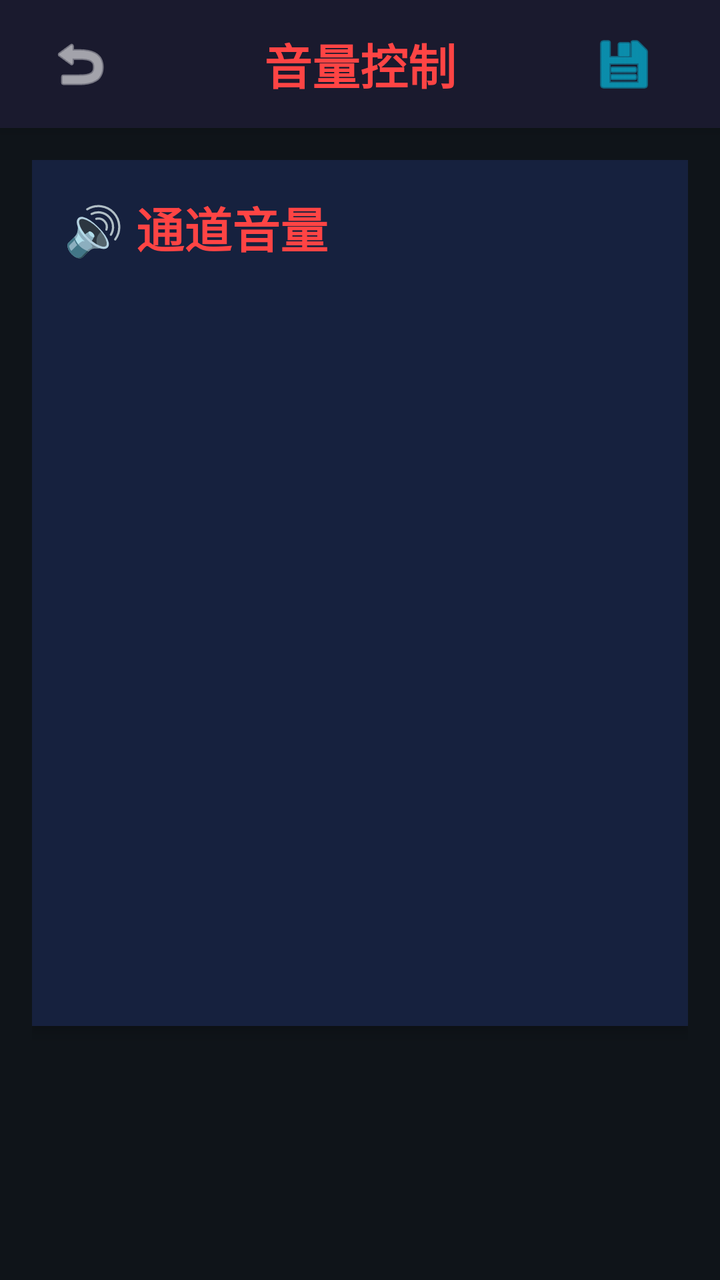
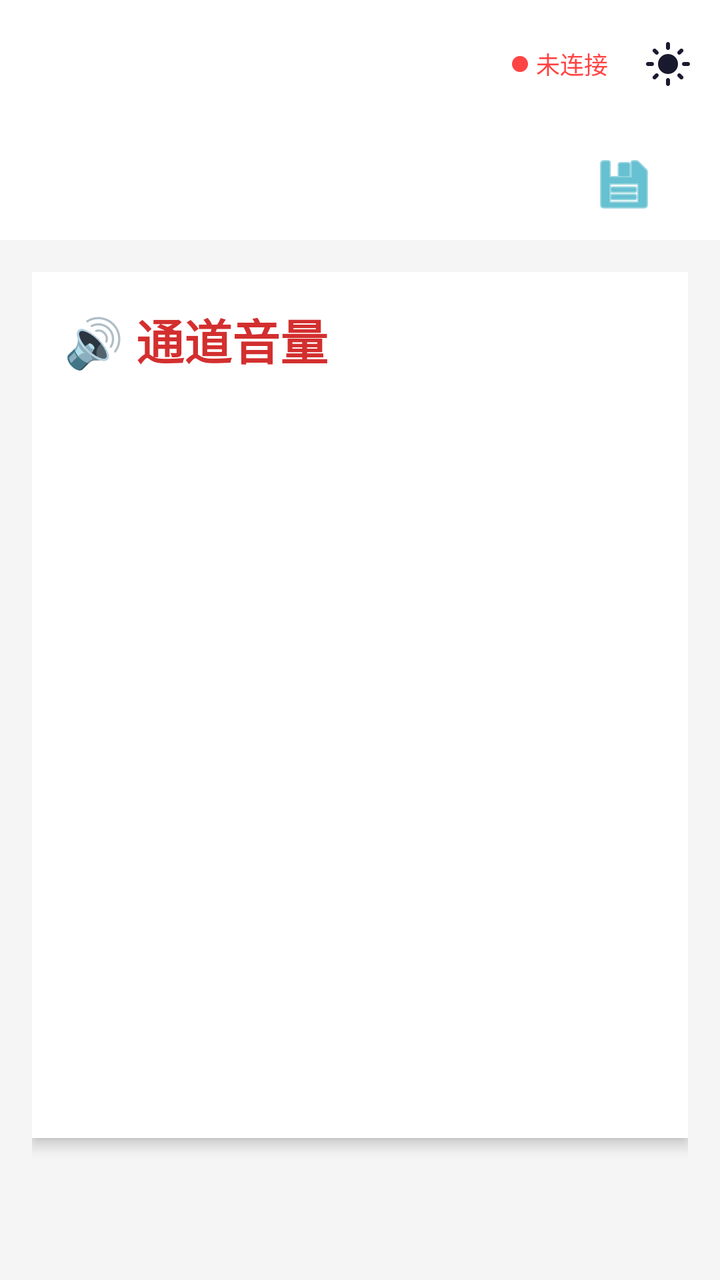

Compare the two renders of this Android layout. The source of the first and the diff that turns it into the second are given below.
<!-- AndroidManifest.xml: application theme Theme.MyApplication -->
<!-- res/layout/activity_hardware_volume.xml -->
<?xml version="1.0" encoding="utf-8"?>
<LinearLayout xmlns:android="http://schemas.android.com/apk/res/android"
    android:layout_width="match_parent"
    android:layout_height="match_parent"
    android:orientation="vertical"
    android:background="@color/bg_dark"
    android:fitsSystemWindows="true">

    
    <RelativeLayout
        android:layout_width="match_parent"
        android:layout_height="@dimen/toolbar_height"
        android:background="@color/primary_darker"
        android:elevation="@dimen/card_elevation"
        android:paddingStart="@dimen/toolbar_padding"
        android:paddingEnd="@dimen/toolbar_padding">

        <ImageButton
            android:id="@+id/btn_back_volume"
            android:layout_width="@dimen/icon_size_large"
            android:layout_height="@dimen/icon_size_large"
            android:layout_centerVertical="true"
            android:background="?attr/selectableItemBackgroundBorderless"
            android:src="@android:drawable/ic_menu_revert"
            android:tint="@color/text_primary"
            android:contentDescription="返回" />

        <TextView
            android:layout_width="wrap_content"
            android:layout_height="wrap_content"
            android:layout_centerInParent="true"
            android:text="音量控制"
            android:textSize="@dimen/text_size_xlarge"
            android:textColor="@color/text_error"
            android:textStyle="bold" />

        <ImageButton
            android:id="@+id/btn_save_volume"
            android:layout_width="@dimen/icon_size_large"
            android:layout_height="@dimen/icon_size_large"
            android:layout_alignParentEnd="true"
            android:layout_centerVertical="true"
            android:layout_marginEnd="8dp"
            android:background="?attr/selectableItemBackgroundBorderless"
            android:src="@android:drawable/ic_menu_save"
            android:tint="@color/text_accent"
            android:contentDescription="保存音量设置"
            android:scaleType="centerInside"
            android:padding="8dp" />
    </RelativeLayout>

    <ScrollView
        android:layout_width="match_parent"
        android:layout_height="match_parent"
        android:fillViewport="true">

        <LinearLayout
            android:layout_width="match_parent"
            android:layout_height="wrap_content"
            android:orientation="vertical"
            android:padding="@dimen/toolbar_padding">

            
            <LinearLayout
                android:layout_width="match_parent"
                android:layout_height="wrap_content"
                android:orientation="vertical"
                android:background="@color/bg_card"
                android:padding="@dimen/toolbar_padding"
                android:elevation="@dimen/card_elevation">

                <TextView
                    android:layout_width="wrap_content"
                    android:layout_height="wrap_content"
                    android:text="🔊 通道音量"
                    android:textSize="@dimen/text_size_xlarge"
                    android:textColor="@color/text_error"
                    android:textStyle="bold"
                    android:layout_marginBottom="@dimen/toolbar_padding" />

                <LinearLayout
                    android:id="@+id/volume_sliders_container"
                    android:layout_width="match_parent"
                    android:layout_height="350dp"
                    android:orientation="horizontal"
                    android:gravity="center"
                    android:weightSum="5">
                </LinearLayout>
            </LinearLayout>

        </LinearLayout>
    </ScrollView>

</LinearLayout>
<!-- resources referenced by this layout -->
<resources>
  <color name="bg_card">#16213E</color>
  <color name="bg_dark">#0F1419</color>
  <color name="primary_darker">#1A1A2E</color>
  <color name="text_accent">#00D9FF</color>
  <color name="text_error">#FF4444</color>
  <color name="text_primary">#FFFFFF</color>
  <dimen name="card_elevation">4dp</dimen>
  <dimen name="icon_size_large">48dp</dimen>
  <dimen name="text_size_xlarge">24sp</dimen>
  <dimen name="toolbar_height">64dp</dimen>
  <dimen name="toolbar_padding">16dp</dimen>
  <style name="Theme.MyApplication" parent="Base.Theme.MyApplication" />
  <style name="Base.Theme.MyApplication" parent="Theme.Material3.DayNight.NoActionBar">
          
          
      </style>
</resources>

<!-- the commit's change to res/layout/activity_hardware_volume.xml (unified diff, before → after) -->
@@ -7,39 +7,24 @@
     android:fitsSystemWindows="true">
 
     
-    <RelativeLayout
+    <include layout="@layout/include_base_toolbar" />
+
+    
+    <LinearLayout
         android:layout_width="match_parent"
-        android:layout_height="@dimen/toolbar_height"
-        android:background="@color/primary_darker"
-        android:elevation="@dimen/card_elevation"
+        android:layout_height="wrap_content"
+        android:orientation="horizontal"
+        android:gravity="end|center_vertical"
+        android:background="@color/bg_card"
         android:paddingStart="@dimen/toolbar_padding"
-        android:paddingEnd="@dimen/toolbar_padding">
-
-        <ImageButton
-            android:id="@+id/btn_back_volume"
-            android:layout_width="@dimen/icon_size_large"
-            android:layout_height="@dimen/icon_size_large"
-            android:layout_centerVertical="true"
-            android:background="?attr/selectableItemBackgroundBorderless"
-            android:src="@android:drawable/ic_menu_revert"
-            android:tint="@color/text_primary"
-            android:contentDescription="返回" />
-
-        <TextView
-            android:layout_width="wrap_content"
-            android:layout_height="wrap_content"
-            android:layout_centerInParent="true"
-            android:text="音量控制"
-            android:textSize="@dimen/text_size_xlarge"
-            android:textColor="@color/text_error"
-            android:textStyle="bold" />
+        android:paddingEnd="@dimen/toolbar_padding"
+        android:paddingTop="4dp"
+        android:paddingBottom="4dp">
 
         <ImageButton
             android:id="@+id/btn_save_volume"
             android:layout_width="@dimen/icon_size_large"
             android:layout_height="@dimen/icon_size_large"
-            android:layout_alignParentEnd="true"
-            android:layout_centerVertical="true"
             android:layout_marginEnd="8dp"
             android:background="?attr/selectableItemBackgroundBorderless"
             android:src="@android:drawable/ic_menu_save"
@@ -47,7 +32,7 @@
             android:contentDescription="保存音量设置"
             android:scaleType="centerInside"
             android:padding="8dp" />
-    </RelativeLayout>
+    </LinearLayout>
 
     <ScrollView
         android:layout_width="match_parent"
@@ -92,3 +77,79 @@
     </ScrollView>
 
 </LinearLayout>
+<!-- res/layout/include_base_toolbar.xml (included above) -->
+<?xml version="1.0" encoding="utf-8"?>
+<androidx.appcompat.widget.Toolbar
+    xmlns:android="http://schemas.android.com/apk/res/android"
+    xmlns:app="http://schemas.android.com/apk/res-auto"
+    android:id="@+id/base_toolbar"
+    android:layout_width="match_parent"
+    android:layout_height="?attr/actionBarSize"
+    android:background="?attr/colorSurface"
+    android:elevation="4dp"
+    app:contentInsetStartWithNavigation="0dp"
+    app:contentInsetStart="0dp">
+
+    <LinearLayout
+        android:layout_width="match_parent"
+        android:layout_height="match_parent"
+        android:orientation="horizontal"
+        android:gravity="center_vertical"
+        android:paddingStart="4dp"
+        android:paddingEnd="8dp">
+
+        
+        <ImageButton
+            android:id="@+id/btn_toolbar_back"
+            android:layout_width="40dp"
+            android:layout_height="40dp"
+            android:background="?attr/selectableItemBackgroundBorderless"
+            android:src="@drawable/ic_arrow_back"
+            android:scaleType="centerInside"
+            android:contentDescription="返回"
+            android:visibility="gone"
+            app:tint="?attr/colorOnSurface" />
+
+        
+        <TextView
+            android:id="@+id/tv_toolbar_title"
+            android:layout_width="0dp"
+            android:layout_height="wrap_content"
+            android:layout_weight="1"
+            android:layout_marginStart="8dp"
+            android:textSize="18sp"
+            android:textStyle="bold"
+            android:textColor="?attr/colorOnSurface"
+            android:singleLine="true"
+            android:ellipsize="end" />
+
+        
+        <View
+            android:id="@+id/ble_status_dot"
+            android:layout_width="8dp"
+            android:layout_height="8dp"
+            android:layout_marginEnd="4dp"
+            android:background="@drawable/ble_status_dot" />
+
+        <TextView
+            android:id="@+id/tv_ble_status"
+            android:layout_width="wrap_content"
+            android:layout_height="wrap_content"
+            android:text="未连接"
+            android:textSize="12sp"
+            android:textColor="@color/status_disconnected"
+            android:layout_marginEnd="12dp" />
+
+        
+        <ImageButton
+            android:id="@+id/btn_theme_toggle"
+            android:layout_width="36dp"
+            android:layout_height="36dp"
+            android:background="?attr/selectableItemBackgroundBorderless"
+            android:src="@drawable/ic_theme_sun"
+            android:scaleType="centerInside"
+            android:contentDescription="切换主题"
+            app:tint="?attr/colorOnSurface" />
+
+    </LinearLayout>
+</androidx.appcompat.widget.Toolbar>
<!-- resource entries referenced after the edit -->
@@ -1,20 +1,56 @@
 <!-- resources referenced by this layout -->
 <resources>
-  <color name="bg_card">#16213E</color>
-  <color name="bg_dark">#0F1419</color>
-  <color name="primary_darker">#1A1A2E</color>
-  <color name="text_accent">#00D9FF</color>
-  <color name="text_error">#FF4444</color>
-  <color name="text_primary">#FFFFFF</color>
+  <color name="bg_card">#FFFFFF</color>
+  <color name="bg_dark">#F5F5F5</color>
+  <color name="status_disconnected">#FF4444</color>
+  <color name="text_accent">#0097B2</color>
+  <color name="text_error">#D32F2F</color>
   <dimen name="card_elevation">4dp</dimen>
   <dimen name="icon_size_large">48dp</dimen>
   <dimen name="text_size_xlarge">24sp</dimen>
-  <dimen name="toolbar_height">64dp</dimen>
   <dimen name="toolbar_padding">16dp</dimen>
+  <!-- drawable ble_status_dot (drawable) -->
+  <?xml version="1.0" encoding="utf-8"?>
+  <shape xmlns:android="http://schemas.android.com/apk/res/android"
+      android:shape="oval">
+      <solid android:color="@color/status_disconnected" />
+      <size android:width="8dp" android:height="8dp" />
+  </shape>
+  <!-- drawable ic_arrow_back (drawable) -->
+  <vector xmlns:android="http://schemas.android.com/apk/res/android"
+      android:width="24dp"
+      android:height="24dp"
+      android:viewportWidth="24"
+      android:viewportHeight="24">
+      
+      <path
+          android:fillColor="#FFFFFF"
+          android:pathData="M20,11H7.83l5.59,-5.59L12,4l-8,8 8,8 1.41,-1.41L7.83,13H20v-2z" />
+  </vector>
+  <!-- drawable ic_theme_sun (drawable) -->
+  <vector xmlns:android="http://schemas.android.com/apk/res/android"
+      android:width="24dp"
+      android:height="24dp"
+      android:viewportWidth="24"
+      android:viewportHeight="24">
+      
+      <path
+          android:fillColor="#FFFFFF"
+          android:pathData="M12,7c-2.76,0 -5,2.24 -5,5s2.24,5 5,5 5,-2.24 5,-5 -2.24,-5 -5,-5zM2,13h2c0.55,0 1,-0.45 1,-1s-0.45,-1 -1,-1H2c-0.55,0 -1,0.45 -1,1s0.45,1 1,1zM20,13h2c0.55,0 1,-0.45 1,-1s-0.45,-1 -1,-1h-2c-0.55,0 -1,0.45 -1,1s0.45,1 1,1zM11,2v2c0,0.55 0.45,1 1,1s1,-0.45 1,-1V2c0,-0.55 -0.45,-1 -1,-1s-1,0.45 -1,1zM11,20v2c0,0.55 0.45,1 1,1s1,-0.45 1,-1v-2c0,-0.55 -0.45,-1 -1,-1s-1,0.45 -1,1zM5.99,4.58c-0.39,-0.39 -1.03,-0.39 -1.41,0 -0.39,0.39 -0.39,1.03 0,1.41l1.06,1.06c0.39,0.39 1.03,0.39 1.41,0s0.39,-1.03 0,-1.41L5.99,4.58zM18.36,16.95c-0.39,-0.39 -1.03,-0.39 -1.41,0 -0.39,0.39 -0.39,1.03 0,1.41l1.06,1.06c0.39,0.39 1.03,0.39 1.41,0 0.39,-0.39 0.39,-1.03 0,-1.41l-1.06,-1.06zM19.42,5.99c0.39,-0.39 0.39,-1.03 0,-1.41 -0.39,-0.39 -1.03,-0.39 -1.41,0l-1.06,1.06c-0.39,0.39 -0.39,1.03 0,1.41s1.03,0.39 1.41,0l1.06,-1.06zM7.05,18.36c0.39,-0.39 0.39,-1.03 0,-1.41 -0.39,-0.39 -1.03,-0.39 -1.41,0l-1.06,1.06c-0.39,0.39 -0.39,1.03 0,1.41s1.03,0.39 1.41,0l1.06,-1.06z" />
+  </vector>
   <style name="Theme.MyApplication" parent="Base.Theme.MyApplication" />
   <style name="Base.Theme.MyApplication" parent="Theme.Material3.DayNight.NoActionBar">
-          
-          
+          <item name="colorPrimary">@color/primary_accent</item>
+          <item name="colorOnPrimary">@color/white</item>
+          <item name="colorSurface">@color/surface_color</item>
+          <item name="colorOnSurface">@color/on_surface_color</item>
+          <item name="android:colorBackground">@color/bg_dark</item>
+          <item name="android:statusBarColor">@color/toolbar_bg</item>
       </style>
+  <color name="primary_accent">#0097B2</color>
+  <color name="white">#FFFFFFFF</color>
+  <color name="surface_color">#FFFFFF</color>
+  <color name="on_surface_color">#1A1A2E</color>
+  <color name="toolbar_bg">#FFFFFF</color>
 </resources>
 
